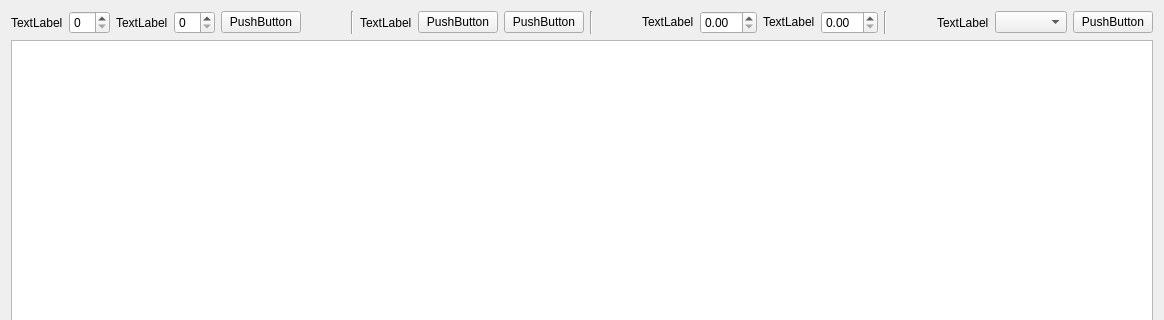
Above: MainWindow.ui from konserw/jobshop before the change; both pictures show x 0 to 1164 and y 0 to 320 of the 1164 by 495 pixel window. Below: the same form after it.
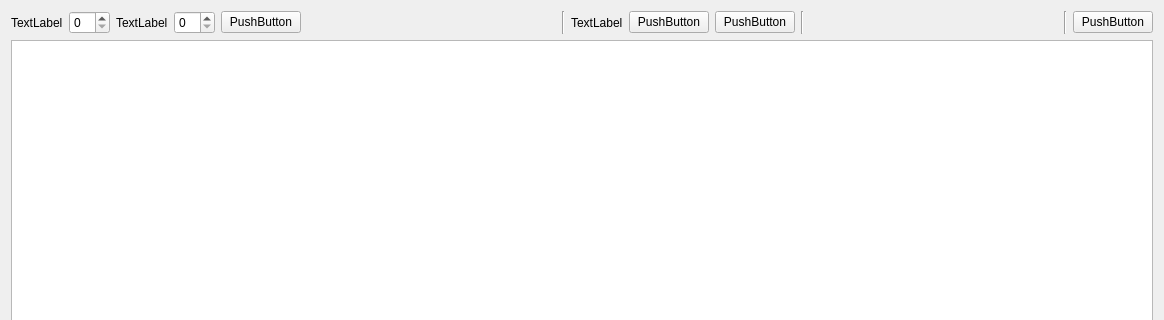
That is the form after the change.

Commit message: Zmiany w gui, poczaatek przystosowania do genetycznych

Patch:
```diff
--- a/MainWindow.ui
+++ b/MainWindow.ui
@@ -105,52 +105,6 @@
         </property>
        </spacer>
       </item>
-      <item>
-       <layout class="QHBoxLayout" name="horizontalLayout_2">
-        <property name="sizeConstraint">
-         <enum>QLayout::SetFixedSize</enum>
-        </property>
-        <item>
-         <widget class="QLabel" name="label_beta">
-          <property name="sizePolicy">
-           <sizepolicy hsizetype="Preferred" vsizetype="Fixed">
-            <horstretch>0</horstretch>
-            <verstretch>0</verstretch>
-           </sizepolicy>
-          </property>
-          <property name="text">
-           <string>TextLabel</string>
-          </property>
-         </widget>
-        </item>
-        <item>
-         <widget class="QDoubleSpinBox" name="beta"/>
-        </item>
-       </layout>
-      </item>
-      <item>
-       <layout class="QHBoxLayout" name="horizontalLayout_3">
-        <property name="sizeConstraint">
-         <enum>QLayout::SetFixedSize</enum>
-        </property>
-        <item>
-         <widget class="QLabel" name="label_alfa">
-          <property name="sizePolicy">
-           <sizepolicy hsizetype="Preferred" vsizetype="Fixed">
-            <horstretch>0</horstretch>
-            <verstretch>0</verstretch>
-           </sizepolicy>
-          </property>
-          <property name="text">
-           <string>TextLabel</string>
-          </property>
-         </widget>
-        </item>
-        <item>
-         <widget class="QDoubleSpinBox" name="alfa"/>
-        </item>
-       </layout>
-      </item>
       <item>
        <widget class="Line" name="line_3">
         <property name="orientation">
@@ -158,29 +112,6 @@
         </property>
        </widget>
       </item>
-      <item>
-       <spacer name="horizontalSpacer">
-        <property name="orientation">
-         <enum>Qt::Horizontal</enum>
-        </property>
-        <property name="sizeHint" stdset="0">
-         <size>
-          <width>40</width>
-          <height>20</height>
-         </size>
-        </property>
-       </spacer>
-      </item>
-      <item>
-       <widget class="QLabel" name="label_method">
-        <property name="text">
-         <string>TextLabel</string>
-        </property>
-       </widget>
-      </item>
-      <item>
-       <widget class="QComboBox" name="method"/>
-      </item>
       <item>
        <widget class="QPushButton" name="solve">
         <property name="text">
```
The commit also changes 7 other files.
